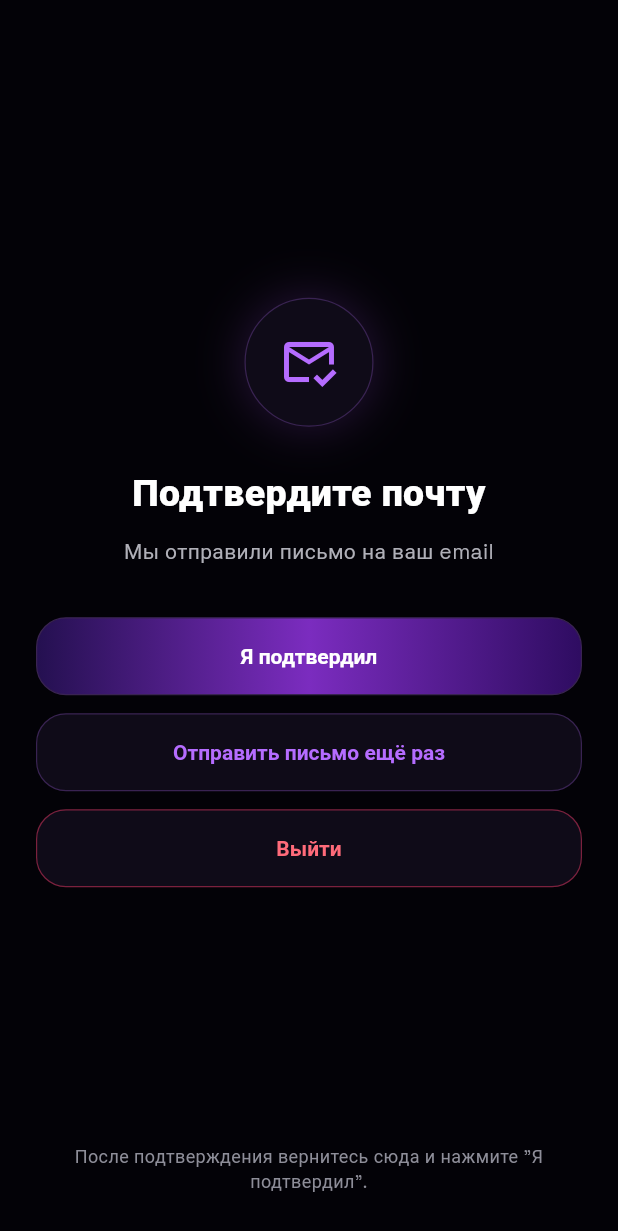
After one commit to vladbogus498-design/my_messenger, a Flutter app: the VerifyEmailScreen screen opened by its route, on a phone screen of 412 x 824 dp. The commit adds this screen. Shown: the top 1231 px of the screen. Run offline on Flutter 3.47's test engine with Material 3 defaults, Android fonts, the phone set to English and light mode, and no system bars; our stand-ins replace audioplayers, cached_network_image, cloud_firestore, dio, firebase_auth, firebase_core and 11 more; missing offline and left inert: dio_smart_retry, encrypt, pointycastle; accounts and stored records are empty.

Commit message:
Add email verification flow

```diff
--- a/lib/auth/auth_credentials_screen.dart
+++ b/lib/auth/auth_credentials_screen.dart
@@ -88,7 +88,14 @@ class _AuthCredentialsScreenState extends ConsumerState<AuthCredentialsScreen> {
       ref.invalidate(chatsProvider);
       ref.invalidate(chatsNotifierProvider);
       ref.invalidate(messagesProvider);
-      Navigator.of(context).pushNamedAndRemoveUntil('/main', (route) => false);
+      final user = FirebaseAuth.instance.currentUser;
+      final needsEmailVerification =
+          user?.email?.trim().isNotEmpty == true && user?.emailVerified == false;
+      Navigator.of(context).pushNamedAndRemoveUntil(
+        needsEmailVerification ? '/email-verification' : '/main',
+        (route) => false,
+        arguments: user?.email ?? email,
+      );
     }
   }
 
--- /dev/null
+++ b/lib/auth/verify_email_screen.dart
@@ -0,0 +1,279 @@
+import 'dart:async';
+
+import 'package:firebase_auth/firebase_auth.dart';
+import 'package:flutter/material.dart';
+
+import '../services/email_phone_verification_service.dart';
+import '../theme/darkkick_colors.dart';
+import '../utils/logger.dart';
+
+class VerifyEmailScreen extends StatefulWidget {
+  const VerifyEmailScreen({super.key, this.email = ''});
+
+  final String email;
+
+  @override
+  State<VerifyEmailScreen> createState() => _VerifyEmailScreenState();
+}
+
+class _VerifyEmailScreenState extends State<VerifyEmailScreen> {
+  Timer? _cooldownTimer;
+  int _cooldownSeconds = 0;
+  bool _isChecking = false;
+  bool _isResending = false;
+
+  @override
+  void dispose() {
+    _cooldownTimer?.cancel();
+    super.dispose();
+  }
+
+  Future<void> _checkVerification() async {
+    setState(() => _isChecking = true);
+    try {
+      final user = FirebaseAuth.instance.currentUser;
+      await user?.reload();
+      final refreshedUser = FirebaseAuth.instance.currentUser;
+
+      if (!mounted) return;
+      if (refreshedUser?.emailVerified == true) {
+        Navigator.of(context).pushNamedAndRemoveUntil('/main', (route) => false);
+        return;
+      }
+
+      _showSnackBar('Почта пока не подтверждена');
+    } on FirebaseAuthException catch (e) {
+      appLogger.e('Email verification check failed: ${e.code}', error: e);
+      if (mounted) _showSnackBar('Не удалось проверить почту');
+    } catch (e) {
+      appLogger.e('Email verification check failed', error: e);
+      if (mounted) _showSnackBar('Не удалось проверить почту');
+    } finally {
+      if (mounted) setState(() => _isChecking = false);
+    }
+  }
+
+  Future<void> _resendVerificationEmail() async {
+    if (_cooldownSeconds > 0 || _isResending) return;
+
+    setState(() => _isResending = true);
+    final sent = await EmailVerificationService.sendVerificationEmail();
+    if (!mounted) return;
+
+    setState(() => _isResending = false);
+    if (sent) {
+      _startCooldown();
+      _showSnackBar('Письмо отправлено ещё раз');
+    } else {
+      _showSnackBar('Не удалось отправить письмо');
+    }
+  }
+
+  Future<void> _signOut() async {
+    await FirebaseAuth.instance.signOut();
+    if (!mounted) return;
+    Navigator.of(context).pushNamedAndRemoveUntil('/auth', (route) => false);
+  }
+
+  void _startCooldown() {
+    _cooldownTimer?.cancel();
+    setState(() => _cooldownSeconds = 60);
+    _cooldownTimer = Timer.periodic(const Duration(seconds: 1), (timer) {
+      if (!mounted) {
+        timer.cancel();
+        return;
+      }
+      if (_cooldownSeconds <= 1) {
+        timer.cancel();
+        setState(() => _cooldownSeconds = 0);
+        return;
+      }
+      setState(() => _cooldownSeconds--);
+    });
+  }
+
+  void _showSnackBar(String message) {
+    ScaffoldMessenger.of(context).showSnackBar(
+      SnackBar(
+        content: Text(message),
+        backgroundColor: DarkKickColors.card,
+      ),
+    );
+  }
+
+  @override
+  Widget build(BuildContext context) {
+    final email = widget.email.isNotEmpty
+        ? widget.email
+        : FirebaseAuth.instance.currentUser?.email ?? '';
+    final resendLabel = _cooldownSeconds > 0
+        ? 'Отправить письмо ещё раз ($_cooldownSeconds)'
+        : 'Отправить письмо ещё раз';
+
+    return Scaffold(
+      backgroundColor: DarkKickColors.deepBackground,
+      body: SafeArea(
+        child: Padding(
+          padding: const EdgeInsets.fromLTRB(24, 28, 24, 28),
+          child: Column(
+            crossAxisAlignment: CrossAxisAlignment.stretch,
+            children: [
+              const Spacer(),
+              Align(
+                child: Container(
+                  width: 86,
+                  height: 86,
+                  decoration: BoxDecoration(
+                    shape: BoxShape.circle,
+                    color: DarkKickColors.panel,
+                    border: Border.all(
+                      color: DarkKickColors.stroke,
+                      width: 0.8,
+                    ),
+                    boxShadow: [
+                      BoxShadow(
+                        color: DarkKickColors.neonPurple.withValues(
+                          alpha: 0.24,
+                        ),
+                        blurRadius: 28,
+                      ),
+                    ],
+                  ),
+                  child: const Icon(
+                    Icons.mark_email_read_outlined,
+                    color: DarkKickColors.electricPurple,
+                    size: 40,
+                  ),
+                ),
+              ),
+              const SizedBox(height: 26),
+              const Text(
+                'Подтвердите почту',
+                textAlign: TextAlign.center,
+                style: TextStyle(
+                  color: DarkKickColors.textPrimary,
+                  fontSize: 25,
+                  fontWeight: FontWeight.w800,
+                ),
+              ),
+              const SizedBox(height: 12),
+              Text(
+                email.isEmpty
+                    ? 'Мы отправили письмо на ваш email'
+                    : 'Мы отправили письмо на ваш email\n$email',
+                textAlign: TextAlign.center,
+                style: const TextStyle(
+                  color: DarkKickColors.textSecondary,
+                  height: 1.35,
+                ),
+              ),
+              const SizedBox(height: 34),
+              _VerificationButton(
+                label: 'Я подтвердил',
+                isPrimary: true,
+                isLoading: _isChecking,
+                onPressed: _isChecking ? null : _checkVerification,
+              ),
+              const SizedBox(height: 12),
+              _VerificationButton(
+                label: resendLabel,
+                isLoading: _isResending,
+                onPressed: _cooldownSeconds > 0 || _isResending
+                    ? null
+                    : _resendVerificationEmail,
+              ),
+              const SizedBox(height: 12),
+              _VerificationButton(
+                label: 'Выйти',
+                isDanger: true,
+                onPressed: _signOut,
+              ),
+              const Spacer(),
+              const Text(
+                'После подтверждения вернитесь сюда и нажмите "Я подтвердил".',
+                textAlign: TextAlign.center,
+                style: TextStyle(
+                  color: DarkKickColors.textTertiary,
+                  fontSize: 12,
+                ),
+              ),
+            ],
+          ),
+        ),
+      ),
+    );
+  }
+}
+
+class _VerificationButton extends StatelessWidget {
+  const _VerificationButton({
+    required this.label,
+    required this.onPressed,
+    this.isPrimary = false,
+    this.isDanger = false,
+    this.isLoading = false,
+  });
+
+  final String label;
+  final VoidCallback? onPressed;
+  final bool isPrimary;
+  final bool isDanger;
+  final bool isLoading;
+
+  @override
+  Widget build(BuildContext context) {
+    final foreground = isDanger
+        ? const Color(0xFFFF6B7A)
+        : isPrimary
+        ? Colors.white
+        : DarkKickColors.electricPurple;
+
+    return SizedBox(
+      height: 52,
+      child: DecoratedBox(
+        decoration: BoxDecoration(
+          borderRadius: BorderRadius.circular(20),
+          gradient: isPrimary
+              ? const LinearGradient(
+                  colors: [
+                    Color(0xFF241050),
+                    Color(0xFF7B2CBF),
+                    Color(0xFF2E0C61),
+                  ],
+                )
+              : null,
+          color: isPrimary ? null : DarkKickColors.panel,
+          border: Border.all(
+            color: isDanger
+                ? const Color(0xFFFF3B6B).withValues(alpha: 0.45)
+                : DarkKickColors.stroke,
+            width: 0.8,
+          ),
+        ),
+        child: ElevatedButton(
+          onPressed: onPressed,
+          style: ElevatedButton.styleFrom(
+            backgroundColor: Colors.transparent,
+            disabledBackgroundColor: Colors.transparent,
+            shadowColor: Colors.transparent,
+            foregroundColor: foreground,
+            disabledForegroundColor: DarkKickColors.textTertiary,
+            shape: RoundedRectangleBorder(
+              borderRadius: BorderRadius.circular(20),
+            ),
+          ),
+          child: isLoading
+              ? const SizedBox(
+                  width: 20,
+                  height: 20,
+                  child: CircularProgressIndicator(
+                    strokeWidth: 2,
+                    color: Colors.white,
+                  ),
+                )
+              : Text(label),
+        ),
+      ),
+    );
+  }
+}
```
Also changed, not shown: lib/main.dart (+32 -2 lines), lib/providers/auth_provider.dart (+12 -1 lines).
